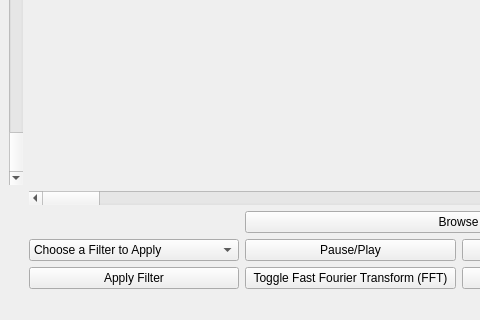
Qt form PythonApplication2/mainwindow.ui (mo-gaafar/ecg-signal-analyzer) before a commit; both pictures show x 0 to 480 and y 274 to 594 of the 681 by 594 pixel window.
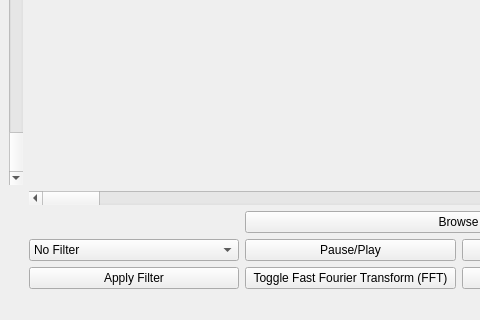
The same form after that commit. Custom widgets are drawn as their Qt base class.

Commit message: Low Pass Filter Attempted

```diff
--- a/PythonApplication2/mainwindow.ui
+++ b/PythonApplication2/mainwindow.ui
@@ -102,11 +102,9 @@
       </item>
       <item row="1" column="0">
        <widget class="QComboBox" name="comboBox">
-        <item>
-         <property name="text">
-          <string>Choose a Filter to Apply</string>
-         </property>
-        </item>
+        <property name="currentIndex">
+         <number>0</number>
+        </property>
         <item>
          <property name="text">
           <string>No Filter</string>
```
Left out of the diff: 7 changed lines with no effect on the pictures. The commit also changes 1 other file.
